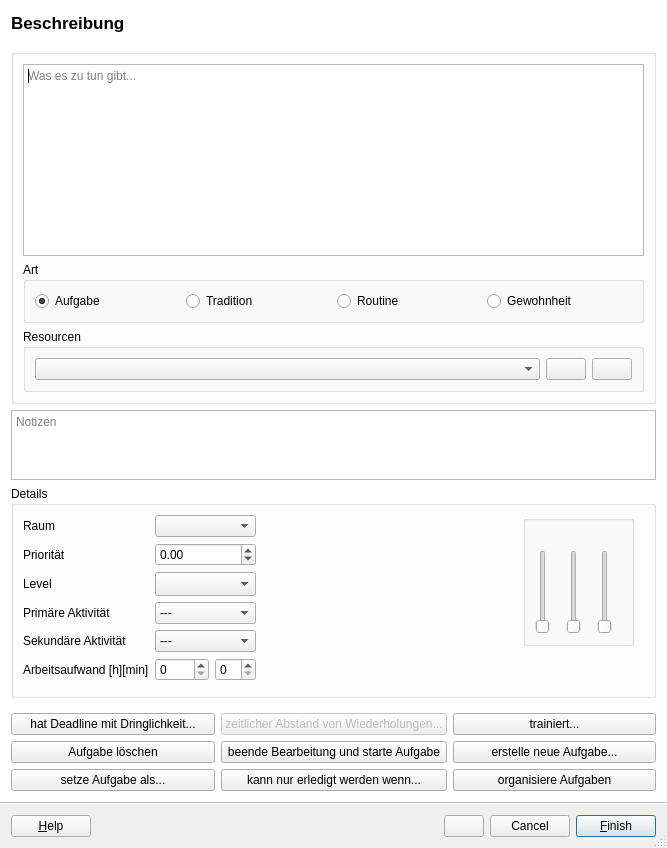
amogorkon/watnu, file src/ui/task_editor.ui: the form before one commit.
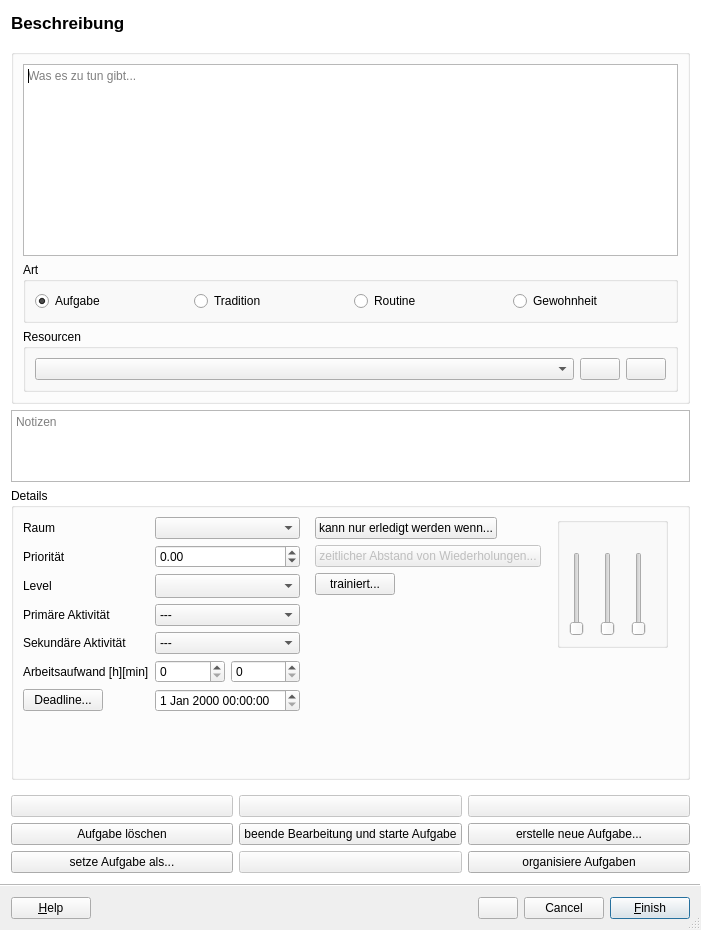
The form after the commit. Icons and pictures are not drawn.

The edit to the form file:
```diff
--- a/src/ui/task_editor.ui
+++ b/src/ui/task_editor.ui
@@ -6,8 +6,8 @@
    <rect>
     <x>0</x>
     <y>0</y>
-    <width>667</width>
-    <height>846</height>
+    <width>623</width>
+    <height>930</height>
    </rect>
   </property>
   <property name="windowTitle">
@@ -357,7 +357,7 @@
            </item>
           </widget>
          </item>
-         <item row="6" column="0">
+         <item row="8" column="0">
           <widget class="QLabel" name="label_2">
            <property name="text">
             <string>Arbeitsaufwand [h][min]</string>
@@ -367,7 +367,7 @@
            </property>
           </widget>
          </item>
-         <item row="6" column="1">
+         <item row="8" column="1">
           <layout class="QHBoxLayout" name="horizontalLayout_2">
            <item>
             <widget class="QSpinBox" name="ETA_hours">
@@ -381,6 +381,74 @@
            </item>
           </layout>
          </item>
+         <item row="9" column="1">
+          <widget class="QDateTimeEdit" name="dateTimeEdit"/>
+         </item>
+         <item row="9" column="0">
+          <widget class="QPushButton" name="choose_deadline_button">
+           <property name="text">
+            <string>Deadline...</string>
+           </property>
+           <property name="shortcut">
+            <string>7</string>
+           </property>
+           <property name="checkable">
+            <bool>false</bool>
+           </property>
+           <property name="checked">
+            <bool>false</bool>
+           </property>
+          </widget>
+         </item>
+        </layout>
+       </item>
+       <item>
+        <layout class="QFormLayout" name="formLayout_2">
+         <property name="rightMargin">
+          <number>10</number>
+         </property>
+         <item row="2" column="0">
+          <widget class="QPushButton" name="choose_constraints_button">
+           <property name="enabled">
+            <bool>true</bool>
+           </property>
+           <property name="text">
+            <string>kann nur erledigt werden wenn...</string>
+           </property>
+           <property name="shortcut">
+            <string>2</string>
+           </property>
+          </widget>
+         </item>
+         <item row="3" column="0">
+          <widget class="QPushButton" name="choose_repeats_button">
+           <property name="enabled">
+            <bool>false</bool>
+           </property>
+           <property name="text">
+            <string>zeitlicher Abstand von Wiederholungen...</string>
+           </property>
+           <property name="shortcut">
+            <string>8</string>
+           </property>
+          </widget>
+         </item>
+         <item row="4" column="0">
+          <widget class="QPushButton" name="choose_skills_button">
+           <property name="sizePolicy">
+            <sizepolicy hsizetype="Minimum" vsizetype="Minimum">
+             <horstretch>0</horstretch>
+             <verstretch>0</verstretch>
+            </sizepolicy>
+           </property>
+           <property name="text">
+            <string>trainiert...</string>
+           </property>
+           <property name="shortcut">
+            <string>9</string>
+           </property>
+          </widget>
+         </item>
         </layout>
        </item>
        <item>
@@ -554,48 +622,6 @@
       <property name="topMargin">
        <number>9</number>
       </property>
-      <item row="0" column="0">
-       <widget class="QPushButton" name="button7">
-        <property name="text">
-         <string>hat Deadline mit Dringlichkeit...</string>
-        </property>
-        <property name="shortcut">
-         <string>7</string>
-        </property>
-        <property name="checkable">
-         <bool>false</bool>
-        </property>
-        <property name="checked">
-         <bool>false</bool>
-        </property>
-       </widget>
-      </item>
-      <item row="3" column="1">
-       <widget class="QPushButton" name="button2">
-        <property name="text">
-         <string>kann nur erledigt werden wenn...</string>
-        </property>
-        <property name="shortcut">
-         <string>2</string>
-        </property>
-       </widget>
-      </item>
-      <item row="0" column="2">
-       <widget class="QPushButton" name="button9">
-        <property name="sizePolicy">
-         <sizepolicy hsizetype="Minimum" vsizetype="Minimum">
-          <horstretch>0</horstretch>
-          <verstretch>0</verstretch>
-         </sizepolicy>
-        </property>
-        <property name="text">
-         <string>trainiert...</string>
-        </property>
-        <property name="shortcut">
-         <string>9</string>
-        </property>
-       </widget>
-      </item>
       <item row="3" column="2">
        <widget class="QPushButton" name="button3">
         <property name="enabled">
@@ -622,16 +648,6 @@
         </property>
        </widget>
       </item>
-      <item row="3" column="0">
-       <widget class="QPushButton" name="button1">
-        <property name="text">
-         <string>setze Aufgabe als...</string>
-        </property>
-        <property name="shortcut">
-         <string>1</string>
-        </property>
-       </widget>
-      </item>
       <item row="1" column="1">
        <widget class="QPushButton" name="button5">
         <property name="text">
@@ -642,16 +658,13 @@
         </property>
        </widget>
       </item>
-      <item row="0" column="1">
-       <widget class="QPushButton" name="button8">
-        <property name="enabled">
-         <bool>false</bool>
-        </property>
+      <item row="3" column="0">
+       <widget class="QPushButton" name="button1">
         <property name="text">
-         <string>zeitlicher Abstand von Wiederholungen...</string>
+         <string>setze Aufgabe als...</string>
         </property>
         <property name="shortcut">
-         <string>8</string>
+         <string>1</string>
         </property>
        </widget>
       </item>
@@ -668,6 +681,46 @@
         </property>
        </widget>
       </item>
+      <item row="0" column="0">
+       <widget class="QPushButton" name="button7">
+        <property name="enabled">
+         <bool>false</bool>
+        </property>
+        <property name="text">
+         <string/>
+        </property>
+       </widget>
+      </item>
+      <item row="3" column="1">
+       <widget class="QPushButton" name="button2">
+        <property name="enabled">
+         <bool>false</bool>
+        </property>
+        <property name="text">
+         <string/>
+        </property>
+       </widget>
+      </item>
+      <item row="0" column="1">
+       <widget class="QPushButton" name="button8">
+        <property name="enabled">
+         <bool>false</bool>
+        </property>
+        <property name="text">
+         <string/>
+        </property>
+       </widget>
+      </item>
+      <item row="0" column="2">
+       <widget class="QPushButton" name="button9">
+        <property name="enabled">
+         <bool>false</bool>
+        </property>
+        <property name="text">
+         <string/>
+        </property>
+       </widget>
+      </item>
      </layout>
     </item>
    </layout>
```
